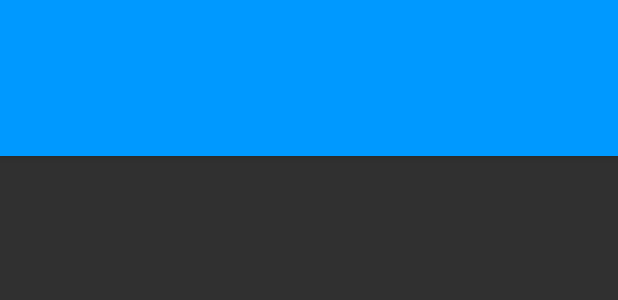
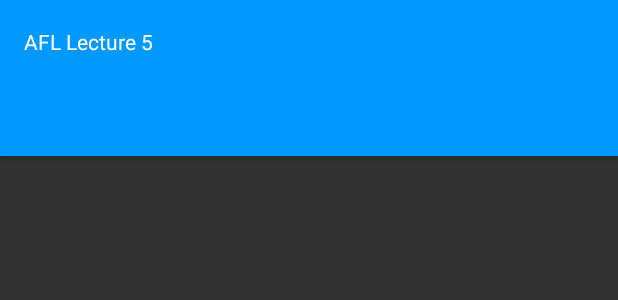
Before and after one commit to Leonardo-Ciocan/UnituHackApp, an Android app: the layout activity_main.xml on its own in the app's theme, with its tools: preview values and no code run, on a phone screen of 412 x 824 dp. Shown: the top 300 px of the screen. Run offline under Robolectric (Android 15) with nearby library versions, the phone set to English and light mode, and no system bars.

Commit message:
More things and stuff

```diff
--- a/app/src/main/java/com/uhapp/uhapp/PDFFragment.java
+++ b/app/src/main/java/com/uhapp/uhapp/PDFFragment.java
@@ -17,6 +17,7 @@ import com.parse.ParseUser;
 
 public class PDFFragment extends Fragment {
     public static final String ARG_OBJECT = "object";
+    static public PDFView pdfView;
 
     @Override
     public View onCreateView(LayoutInflater inflater,
@@ -26,7 +27,8 @@ public class PDFFragment extends Fragment {
         View rootView = inflater.inflate(
                 R.layout.pdffragment, container, false);
 
-        final PDFView pdfView = (PDFView) rootView.findViewById(R.id.pdfview);
+        pdfView = (PDFView) rootView.findViewById(R.id.pdfview);
+
         pdfView.fromAsset("test.pdf")
                 .defaultPage(1)
                 .showMinimap(false)
--- a/app/src/main/res/layout/activity_main.xml
+++ b/app/src/main/res/layout/activity_main.xml
@@ -12,6 +12,8 @@
         android:layout_width="match_parent"
         android:layout_height="match_parent" />
 
+
+
     <android.support.design.widget.AppBarLayout
 
         android:layout_height="wrap_content"
@@ -20,7 +22,13 @@
         android:id="@+id/toolbar"
         android:layout_width="match_parent"
         android:layout_height="wrap_content"
-        android:background="@color/brand"/>
+        android:background="@color/brand">
+        <TextView
+            android:textColor="#fff"
+            android:text="AFL Lecture 5"
+            android:layout_width="fill_parent"
+            android:layout_height="wrap_content" />
+        </android.support.v7.widget.Toolbar>
         <android.support.design.widget.TabLayout
             android:id="@+id/toolbarLayout"
 
--- a/app/src/main/res/menu/menu_main.xml
+++ b/app/src/main/res/menu/menu_main.xml
@@ -1,6 +1,4 @@
 <menu xmlns:android="http://schemas.android.com/apk/res/android"
     xmlns:app="http://schemas.android.com/apk/res-auto"
     xmlns:tools="http://schemas.android.com/tools" tools:context=".MainActivity">
-    <item android:id="@+id/action_settings" android:title="@string/action_settings"
-        android:orderInCategory="100" app:showAsAction="never" />
 </menu>
```
Also changed, not shown: app/src/main/java/com/uhapp/uhapp/MainActivity.java (+5 -6 lines), app/src/main/java/com/uhapp/uhapp/PostListFragment.java (+12 -1 lines).
